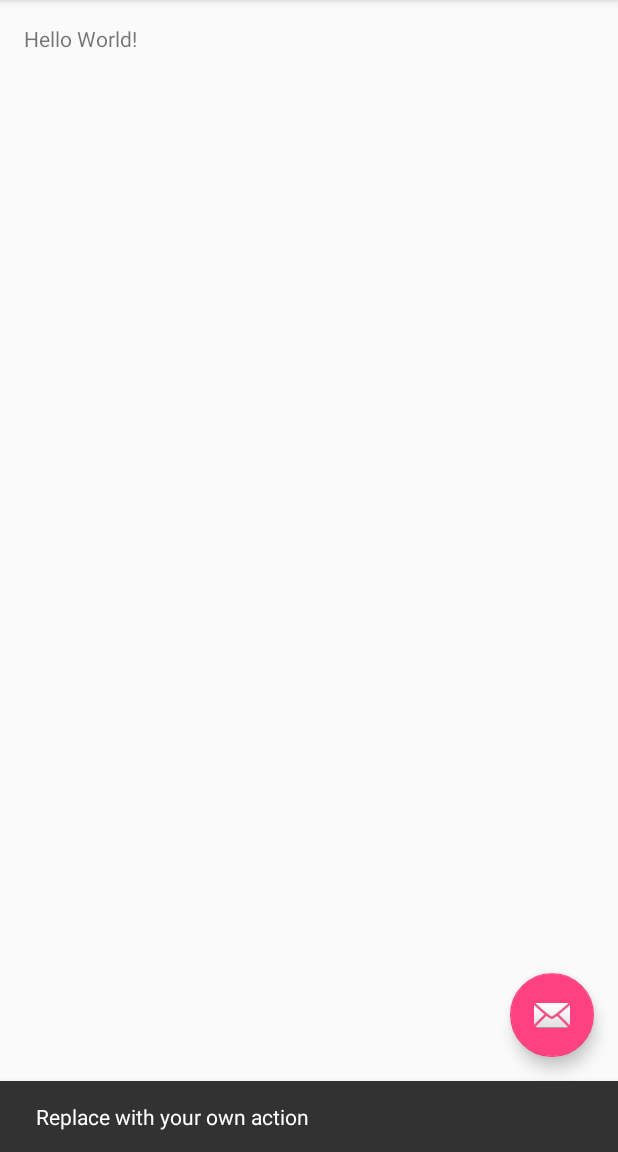
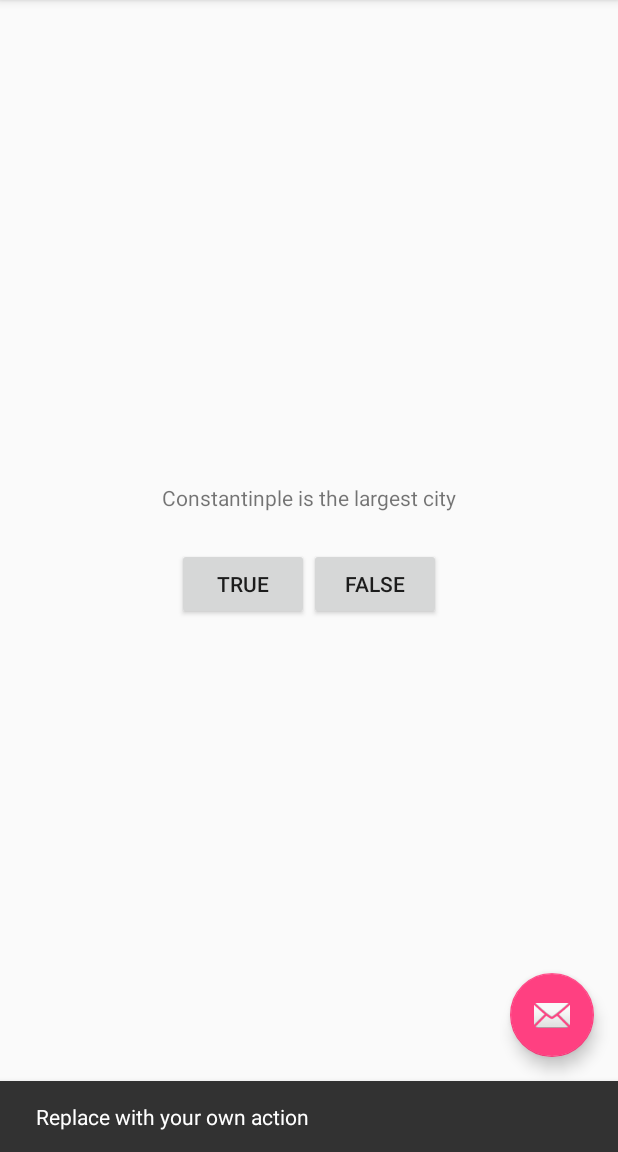
Before and after one commit to SupriyaGadigone/GeoQuiz, an Android app: the screen it shows after launch (QuizActivity), after a tap on an icon or button, on a phone screen of 412 x 824 dp, the part 84-1236 px from its top. Run offline under Robolectric (Android 15) with nearby library versions, the phone set to English and light mode, and no system bars.

Commit message:
first test commit

```diff
--- a/app/src/main/java/com/example/supriyagadigone/geoquiz/QuizActivity.java
+++ b/app/src/main/java/com/example/supriyagadigone/geoquiz/QuizActivity.java
@@ -5,11 +5,16 @@ import android.support.design.widget.FloatingActionButton;
 import android.support.design.widget.Snackbar;
 import android.support.v7.app.AppCompatActivity;
 import android.support.v7.widget.Toolbar;
-import android.view.View;
 import android.view.Menu;
 import android.view.MenuItem;
+import android.view.View;
+import android.widget.Button;
 
 public class QuizActivity extends AppCompatActivity {
+
+    private Button mTrueButton;
+    private Button mFalseButton;
+
 
     @Override
     protected void onCreate(Bundle savedInstanceState) {
--- a/app/src/main/res/layout/content_quiz.xml
+++ b/app/src/main/res/layout/content_quiz.xml
@@ -1,20 +1,34 @@
-<?xml version="1.0" encoding="utf-8"?>
-<RelativeLayout
-    xmlns:android="http://schemas.android.com/apk/res/android"
-    xmlns:tools="http://schemas.android.com/tools"
-    xmlns:app="http://schemas.android.com/apk/res-auto"
+<LinearLayout xmlns:android="http://schemas.android.com/apk/res/android"
     android:layout_width="match_parent"
     android:layout_height="match_parent"
-    android:paddingLeft="@dimen/activity_horizontal_margin"
-    android:paddingRight="@dimen/activity_horizontal_margin"
-    android:paddingTop="@dimen/activity_vertical_margin"
-    android:paddingBottom="@dimen/activity_vertical_margin"
-    app:layout_behavior="@string/appbar_scrolling_view_behavior"
-    tools:showIn="@layout/activity_quiz"
-    tools:context="com.example.supriyagadigone.geoquiz.QuizActivity">
+    android:gravity="center"
+    android:orientation="vertical" >
 
     <TextView
-        android:text="Hello World!"
         android:layout_width="wrap_content"
-        android:layout_height="wrap_content" />
-</RelativeLayout>
+        android:layout_height="wrap_content"
+        android:padding="24dp"
+        android:text="@string/question_text"
+        />
+
+    <LinearLayout
+        android:layout_width="wrap_content"
+        android:layout_height="wrap_content"
+        android:orientation="horizontal">
+
+
+        <Button
+            android:id="@+id/true_button"
+            android:layout_width="wrap_content"
+            android:layout_height="wrap_content"
+            android:text="@string/true_button"/>
+
+        <Button
+            android:id="@+id/false_button"
+            android:layout_width="wrap_content"
+            android:layout_height="wrap_content"
+            android:text="@string/false_button"/>
+
+    </LinearLayout>
+
+</LinearLayout>
--- a/app/src/main/res/values/strings.xml
+++ b/app/src/main/res/values/strings.xml
@@ -1,4 +1,8 @@
 <resources>
     <string name="app_name">GeoQuiz</string>
+    <string name="question_text">Constantinple is the largest city</string>
+    <string name="true_button">True</string>
+    <string name="false_button">False</string>
     <string name="action_settings">Settings</string>
+
 </resources>
```
